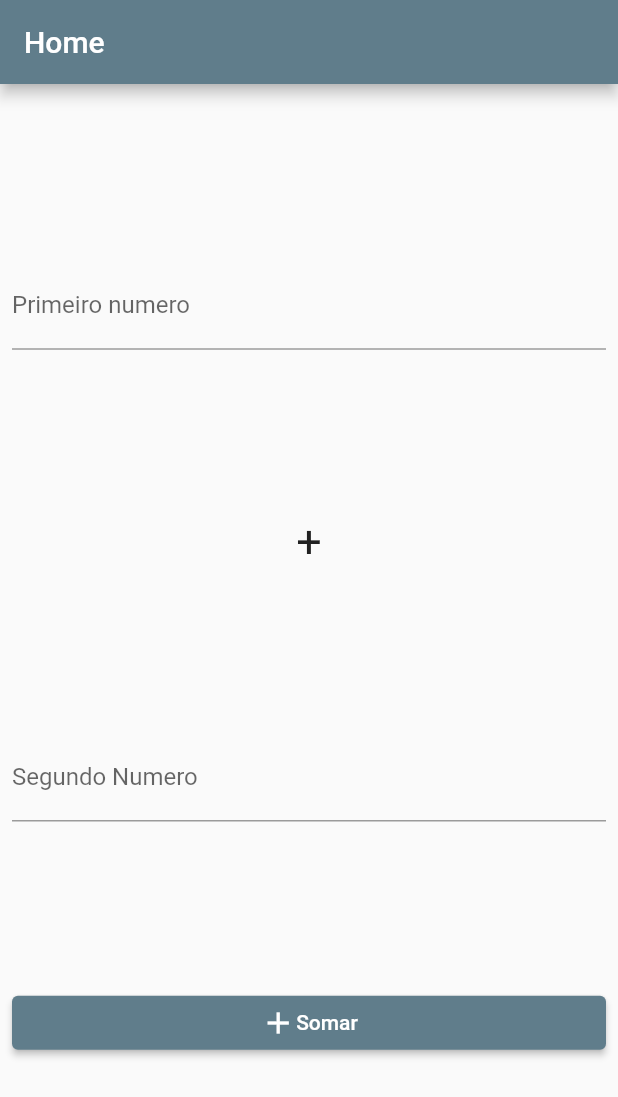
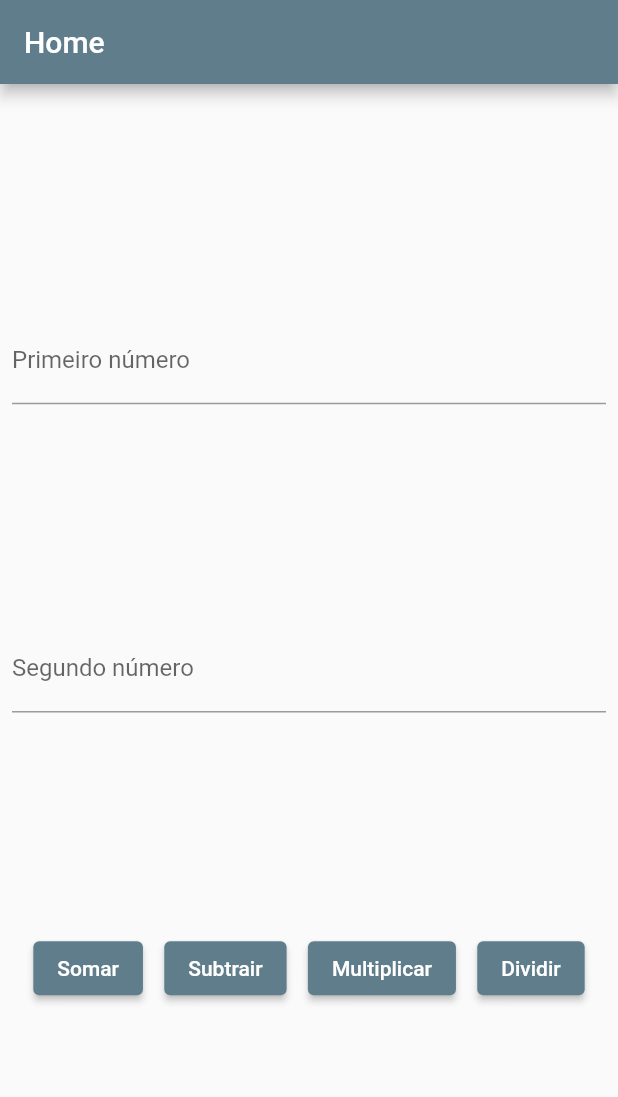
Before and after one commit to valentimloureironeto/pam1, a Flutter app: the screen it shows after launch, after a tap on "Somar", on a phone screen of 412 x 824 dp. Shown: the top 1097 px of the screen. Run offline on Flutter 3.47's test engine with Material 2 defaults, Android fonts, the phone set to English and light mode, and no system bars.

Commit message:
branch com o código da aula do dia Tue Aug 22 22:33:14     2023

```diff
--- a/lib/main.dart
+++ b/lib/main.dart
@@ -4,7 +4,7 @@ class HomePage extends StatelessWidget {
   final num1Controller = TextEditingController();
   final num2Controller = TextEditingController();
 
-   HomePage({super.key});
+  HomePage({Key? key}) : super(key: key);
 
   @override
   Widget build(BuildContext context) {
@@ -20,31 +20,39 @@ final num2Controller = TextEditingController();
             children: [
               TextField(
                 controller: num1Controller,
+                keyboardType: TextInputType.number,
                 decoration: const InputDecoration(
-                    labelText: "Primeiro numero"
+                  labelText: "Primeiro número",
                 ),
               ),
-                const Text(
-                  "+",
-                  style: TextStyle(
-                    fontSize: 30,
+
+              TextField(
+                controller: num2Controller,
+                keyboardType: TextInputType.number,
+                decoration: const InputDecoration(
+                  labelText: "Segundo número",
                 ),
               ),
-                TextField(
-                  controller: num2Controller,
-                  decoration: const InputDecoration(
-                    labelText: "Segundo Numero"
-                  ),
+              Row(
+                mainAxisAlignment: MainAxisAlignment.spaceEvenly,
+                children: [
+                  ElevatedButton(
+                    onPressed: () => calcular(context, '+'),
+                    child: Text("Somar"),
                   ),
                   ElevatedButton(
-                  onPressed: () => soma(context),
-                  child:Row(
-                    mainAxisAlignment: MainAxisAlignment.center,
-                  children: const [
-                    Icon(Icons.add),
-                    Text("Somar"),
+                    onPressed: () => calcular(context, '-'),
+                    child: Text("Subtrair"),
+                  ),
+                  ElevatedButton(
+                    onPressed: () => calcular(context, '*'),
+                    child: Text("Multiplicar"),
+                  ),
+                  ElevatedButton(
+                    onPressed: () => calcular(context, '/'),
+                    child: Text("Dividir"),
+                  ),
                 ],
-                  ),
               ),
             ],
           ),
@@ -52,12 +60,31 @@ final num2Controller = TextEditingController();
       ),
     );
   }
-  void soma(BuildContext context) {
+
+  void calcular(BuildContext context, String operacao) {
     final num1 = double.parse(num1Controller.text);
     final num2 = double.parse(num2Controller.text);
+    double resultado = 0;
+
+    switch (operacao) {
+      case '+':
+        resultado = num1 + num2;
+        break;
+      case '-':
+        resultado = num1 - num2;
+        break;
+      case '*':
+        resultado = num1 * num2;
+        break;
+      case '/':
+        resultado = num1 / num2;
+        break;
+    }
+
+    final message = resultado == double.infinity ? "Não é possível realizar esse cálculo" : "$num1 $operacao $num2 = $resultado";
 
     final snackBar = SnackBar(
-      content: Text("$num1 + $num2 = ${num1 + num2}")
+      content: Text(message),
     );
 
     ScaffoldMessenger.of(context).showSnackBar(snackBar);
@@ -65,8 +92,7 @@ final num2Controller = TextEditingController();
 }
 
 class Aplicacao extends StatelessWidget {
-  const Aplicacao({super.key});
-
+  const Aplicacao({Key? key}) : super(key: key);
   @override
   Widget build(BuildContext context) {
     return MaterialApp(
```
Lines whose indentation alone changed are shown as unchanged.
